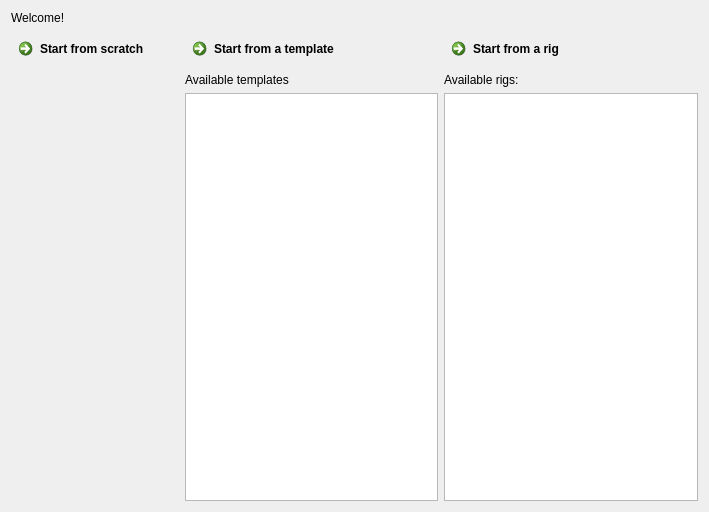
Qt form python/omtk/qt_widgets/ui/widget_welcome.ui (renaudll/omtk) before a commit.
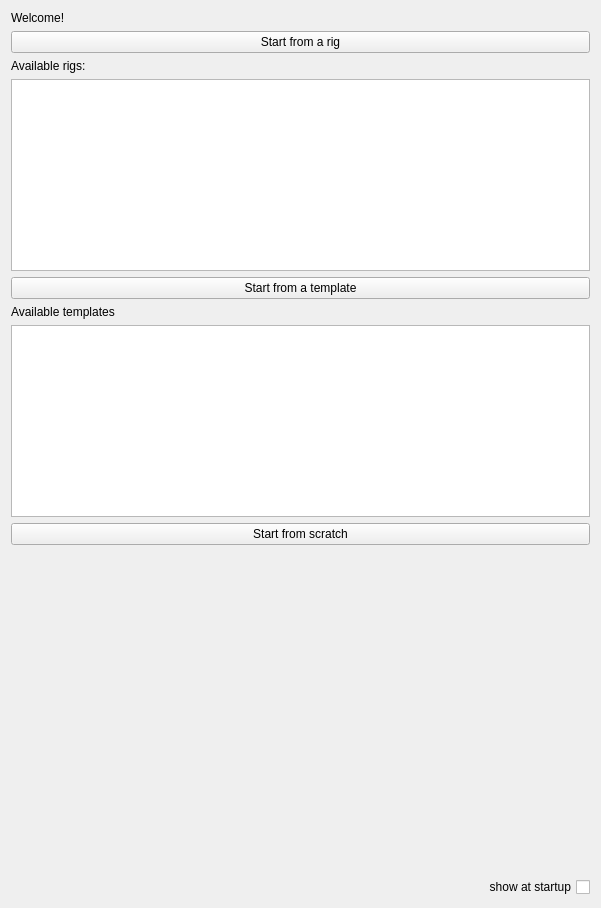
The same form after that commit.

```diff
--- a/python/omtk/qt_widgets/ui/widget_welcome.ui
+++ b/python/omtk/qt_widgets/ui/widget_welcome.ui
@@ -6,8 +6,8 @@
    <rect>
     <x>0</x>
     <y>0</y>
-    <width>709</width>
-    <height>512</height>
+    <width>601</width>
+    <height>908</height>
    </rect>
   </property>
   <property name="windowTitle">
@@ -22,55 +22,15 @@
     </widget>
    </item>
    <item>
-    <layout class="QHBoxLayout" name="horizontalLayout">
-     <item>
-      <widget class="QCommandLinkButton" name="commandLinkButton">
-       <property name="text">
-        <string>Start from scratch</string>
-       </property>
-      </widget>
-     </item>
-     <item>
-      <layout class="QVBoxLayout" name="verticalLayout">
-       <item>
-        <widget class="QCommandLinkButton" name="btn_create_rig_template">
-         <property name="text">
-          <string>Start from a template</string>
-         </property>
-        </widget>
-       </item>
-       <item>
-        <widget class="QLabel" name="label_4">
-         <property name="text">
-          <string>Available templates</string>
-         </property>
-        </widget>
-       </item>
-       <item>
-        <widget class="QTableView" name="tableView_types_template">
-         <property name="selectionMode">
-          <enum>QAbstractItemView::SingleSelection</enum>
-         </property>
-         <property name="selectionBehavior">
-          <enum>QAbstractItemView::SelectRows</enum>
-         </property>
-         <attribute name="horizontalHeaderVisible">
-          <bool>false</bool>
-         </attribute>
-         <attribute name="horizontalHeaderStretchLastSection">
-          <bool>true</bool>
-         </attribute>
-         <attribute name="verticalHeaderVisible">
-          <bool>false</bool>
-         </attribute>
-        </widget>
-       </item>
-      </layout>
-     </item>
-     <item>
       <layout class="QVBoxLayout" name="verticalLayout_2">
        <item>
-        <widget class="QCommandLinkButton" name="btn_create_rig_default">
+      <widget class="QPushButton" name="btn_create_rig_default">
+       <property name="sizePolicy">
+        <sizepolicy hsizetype="Minimum" vsizetype="Maximum">
+         <horstretch>0</horstretch>
+         <verstretch>0</verstretch>
+        </sizepolicy>
+       </property>
          <property name="text">
           <string>Start from a rig</string>
          </property>
@@ -85,6 +45,12 @@
        </item>
        <item>
         <widget class="QTableView" name="tableView_types_rig">
+       <property name="sizePolicy">
+        <sizepolicy hsizetype="Expanding" vsizetype="Preferred">
+         <horstretch>0</horstretch>
+         <verstretch>0</verstretch>
+        </sizepolicy>
+       </property>
          <property name="selectionMode">
           <enum>QAbstractItemView::SingleSelection</enum>
          </property>
@@ -104,8 +70,94 @@
        </item>
       </layout>
      </item>
+   <item>
+    <layout class="QVBoxLayout" name="verticalLayout">
+     <item>
+      <widget class="QPushButton" name="btn_create_rig_template">
+       <property name="sizePolicy">
+        <sizepolicy hsizetype="Expanding" vsizetype="Maximum">
+         <horstretch>0</horstretch>
+         <verstretch>0</verstretch>
+        </sizepolicy>
+       </property>
+       <property name="text">
+        <string>Start from a template</string>
+       </property>
+      </widget>
+     </item>
+     <item>
+      <widget class="QLabel" name="label_4">
+       <property name="text">
+        <string>Available templates</string>
+       </property>
+      </widget>
+     </item>
+     <item>
+      <widget class="QTableView" name="tableView_types_template">
+       <property name="sizePolicy">
+        <sizepolicy hsizetype="Expanding" vsizetype="Minimum">
+         <horstretch>0</horstretch>
+         <verstretch>0</verstretch>
+        </sizepolicy>
+       </property>
+       <property name="selectionMode">
+        <enum>QAbstractItemView::SingleSelection</enum>
+       </property>
+       <property name="selectionBehavior">
+        <enum>QAbstractItemView::SelectRows</enum>
+       </property>
+       <attribute name="horizontalHeaderVisible">
+        <bool>false</bool>
+       </attribute>
+       <attribute name="horizontalHeaderStretchLastSection">
+        <bool>true</bool>
+       </attribute>
+       <attribute name="verticalHeaderVisible">
+        <bool>false</bool>
+       </attribute>
+      </widget>
+     </item>
     </layout>
    </item>
+   <item>
+    <widget class="QPushButton" name="btn_start">
+     <property name="sizePolicy">
+      <sizepolicy hsizetype="Expanding" vsizetype="Maximum">
+       <horstretch>0</horstretch>
+       <verstretch>0</verstretch>
+      </sizepolicy>
+     </property>
+     <property name="text">
+      <string>Start from scratch</string>
+     </property>
+    </widget>
+   </item>
+   <item>
+    <spacer name="verticalSpacer">
+     <property name="orientation">
+      <enum>Qt::Vertical</enum>
+     </property>
+     <property name="sizeType">
+      <enum>QSizePolicy::Expanding</enum>
+     </property>
+     <property name="sizeHint" stdset="0">
+      <size>
+       <width>20</width>
+       <height>40</height>
+      </size>
+     </property>
+    </spacer>
+   </item>
+   <item>
+    <widget class="QCheckBox" name="checkBox">
+     <property name="layoutDirection">
+      <enum>Qt::RightToLeft</enum>
+     </property>
+     <property name="text">
+      <string>show at startup</string>
+     </property>
+    </widget>
+   </item>
   </layout>
  </widget>
  <resources/>
```
Lines whose indentation alone changed are shown as unchanged.
